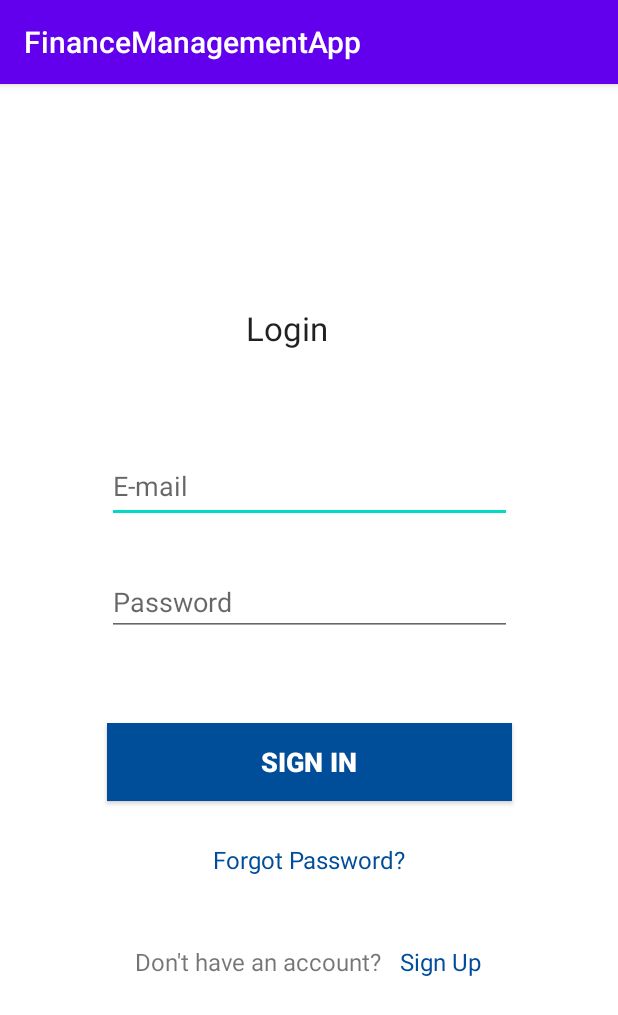
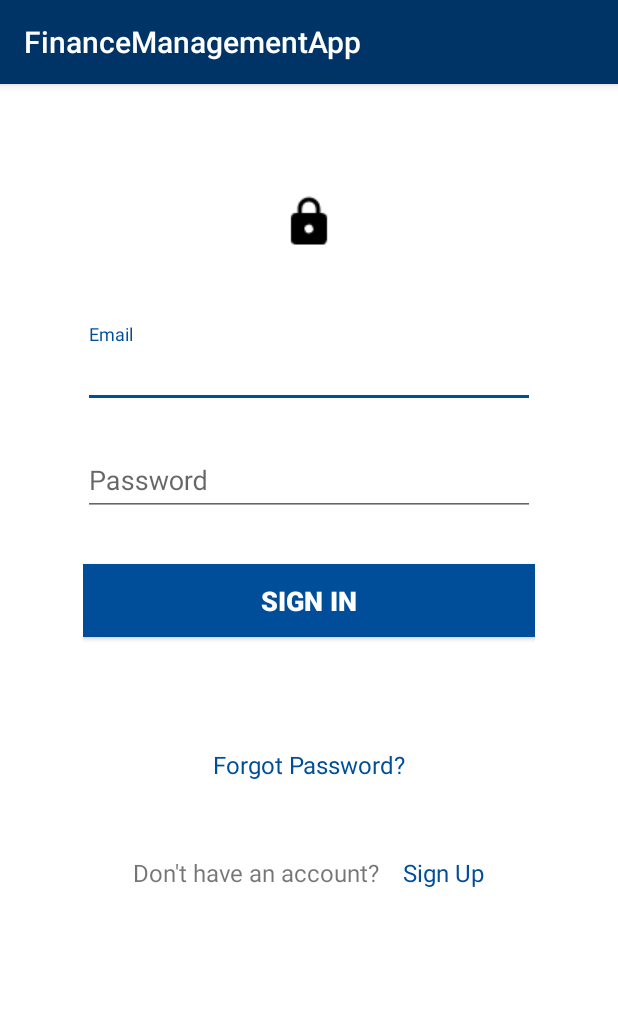
Before and after one commit to SLIIT-HCI/finance-app, an Android app: the screen it shows after launch (LoginActivity), on a phone screen of 412 x 824 dp. Shown: the top 1015 px of the screen. Run offline under Robolectric (Android 15) with nearby library versions, the phone set to English and light mode, and no system bars; our stand-ins replace Firebase (no records; nobody signed in at launch, a user with empty details on screens opened directly).

Commit message:
Navigation Drawer errors fixed. Fragments created. Sign In UI Design Updated.

```diff
--- a/app/src/main/AndroidManifest.xml
+++ b/app/src/main/AndroidManifest.xml
@@ -11,7 +11,7 @@
         android:roundIcon="@mipmap/ic_launcher_round"
         android:supportsRtl="true"
         android:theme="@style/AppTheme">
-        <activity android:name=".MainDashboard" />
+        <activity android:name=".MainDashboard" android:theme="@style/AppTheme.NoActionBar" />
         <activity android:name=".ForgotPasswordActivity" />
         <activity android:name=".RegistrationActivity" />
         <activity android:name=".LoginActivity">
--- a/app/src/main/java/com/example/financemanagementapp/LoginActivity.java
+++ b/app/src/main/java/com/example/financemanagementapp/LoginActivity.java
@@ -109,7 +109,7 @@ public class LoginActivity extends AppCompatActivity {
         //displaying a progress dialog
 
         else {
-            progressDialog.setMessage("Please Wait...");
+            progressDialog.setMessage("Authenticating...");
             progressDialog.show();
 
             //logging in the user
--- a/app/src/main/res/layout/activity_login.xml
+++ b/app/src/main/res/layout/activity_login.xml
@@ -8,93 +8,97 @@
     android:background="@color/white"
     tools:context=".LoginActivity">
 
-    <TextView
-        android:id="@+id/textView"
+    <LinearLayout
+        android:orientation="vertical"
+        android:layout_width="match_parent"
+        android:layout_height="wrap_content"
+        android:paddingTop="56dp"
+        android:paddingLeft="55dp"
+        android:paddingRight="55dp">
+
+        <ImageView android:src="@drawable/icon_lock"
             android:layout_width="wrap_content"
+            android:layout_height="72dp"
+            android:layout_marginBottom="24dp"
+            android:layout_gravity="center_horizontal" />
+
+        <!-- Email Label -->
+        <com.google.android.material.textfield.TextInputLayout
+            android:layout_width="match_parent"
             android:layout_height="wrap_content"
-        android:layout_gravity="center_horizontal"
-        android:layout_marginStart="164dp"
-        android:layout_marginTop="148dp"
-        android:text="@string/login"
-        android:textAppearance="?android:attr/textAppearanceLarge"
-        app:layout_constraintStart_toStartOf="parent"
-        app:layout_constraintTop_toTopOf="parent" />
+            android:layout_marginTop="8dp"
+            android:layout_marginBottom="8dp">
+            <EditText android:id="@+id/loginEmail"
+                android:layout_width="match_parent"
+                android:layout_height="wrap_content"
+                android:inputType="textEmailAddress"
+                android:hint="Email" />
+        </com.google.android.material.textfield.TextInputLayout>
 
-    <EditText
-        android:id="@+id/loginEmail"
-        android:layout_width="270dp"
-        android:layout_height="49dp"
-        android:layout_marginTop="66dp"
-        android:hint="@string/email"
-        android:inputType="textEmailAddress"
-        app:layout_constraintEnd_toEndOf="parent"
-        app:layout_constraintHorizontal_bias="0.5"
-        app:layout_constraintStart_toStartOf="parent"
-        app:layout_constraintTop_toBottomOf="@+id/textView" />
+        <!-- Password Label -->
+        <com.google.android.material.textfield.TextInputLayout
+            android:layout_width="match_parent"
+            android:layout_height="wrap_content"
+            android:layout_marginTop="8dp"
+            android:layout_marginBottom="8dp">
+            <EditText android:id="@+id/loginPwd"
+                android:layout_width="match_parent"
+                android:layout_height="wrap_content"
+                android:inputType="textPassword"
+                android:hint="Password"/>
+        </com.google.android.material.textfield.TextInputLayout>
 
-    <EditText
-        android:id="@+id/loginPwd"
-        android:layout_width="270dp"
+        <androidx.appcompat.widget.AppCompatButton
+            android:id="@+id/buttonSignin"
+            android:layout_width="fill_parent"
             android:layout_height="wrap_content"
-        android:layout_marginTop="30dp"
-        android:hint="@string/pwd"
-        android:inputType="textPassword"
-        app:layout_constraintEnd_toEndOf="parent"
-        app:layout_constraintHorizontal_bias="0.5"
-        app:layout_constraintStart_toStartOf="parent"
-        app:layout_constraintTop_toBottomOf="@+id/loginEmail" />
-
-    <Button
-        android:id="@+id/buttonSignin"
-        android:layout_width="270dp"
-        android:layout_height="52dp"
-        android:layout_marginTop="58dp"
+            android:layout_marginTop="24dp"
+            android:layout_marginBottom="24dp"
+            android:padding="12dp"
             android:background="@color/blue4"
             android:text="@string/signIn"
             android:textColor="@android:color/white"
             android:textSize="18sp"
             android:textStyle="bold"
-        app:layout_constraintEnd_toEndOf="parent"
-        app:layout_constraintHorizontal_bias="0.5"
-        app:layout_constraintStart_toStartOf="parent"
-        app:layout_constraintTop_toBottomOf="@+id/loginPwd" />
+            android:elevation="5dp" />
 
         <TextView
             android:id="@+id/loginForgotPwdBtn"
-        android:layout_width="wrap_content"
+            android:layout_width="fill_parent"
             android:layout_height="wrap_content"
-        android:layout_marginTop="28dp"
+            android:layout_marginTop="50dp"
+            android:gravity="center"
             android:text="@string/forgotPwd"
             android:textColor="@color/blue4"
             android:textSize="16sp"
-        app:layout_constraintEnd_toEndOf="parent"
-        app:layout_constraintStart_toStartOf="parent"
-        app:layout_constraintTop_toBottomOf="@+id/buttonSignin" />
+            />
 
+        <LinearLayout
+            android:layout_width="match_parent"
+            android:layout_height="match_parent"
+            android:orientation="horizontal"
+            android:layout_marginTop="50dp"
+            android:gravity="center"
+            >
             <TextView
                 android:id="@+id/textViewSignUp"
                 android:layout_width="wrap_content"
                 android:layout_height="wrap_content"
-        android:layout_marginStart="90dp"
-        android:layout_marginTop="46dp"
                 android:text="@string/noAccnt"
                 android:textAlignment="center"
-        android:textSize="16sp"
-        app:layout_constraintStart_toStartOf="parent"
-        app:layout_constraintTop_toBottomOf="@+id/loginForgotPwdBtn" />
+                android:textSize="16sp" />
 
             <TextView
                 android:id="@+id/loginSignUpBtn"
                 android:layout_width="wrap_content"
                 android:layout_height="wrap_content"
-        android:layout_marginStart="10dp"
-        android:layout_marginTop="46dp"
-        android:layout_marginEnd="90dp"
+                android:layout_marginStart="15dp"
                 android:text="@string/signUp"
                 android:textColor="@color/blue4"
-        android:textSize="16sp"
-        app:layout_constraintEnd_toEndOf="parent"
-        app:layout_constraintStart_toEndOf="@+id/textViewSignUp"
-        app:layout_constraintTop_toBottomOf="@+id/loginForgotPwdBtn" />
+                android:textSize="16sp" />
+
+        </LinearLayout>
+
+    </LinearLayout>
 
 </androidx.constraintlayout.widget.ConstraintLayout>
--- a/app/src/main/res/layout/activity_navigation_drawer.xml
+++ b/app/src/main/res/layout/activity_navigation_drawer.xml
@@ -15,6 +15,7 @@
         android:background="@color/white"
         app:itemTextColor="@color/darkgray"
         app:itemIconTint="@color/darkgray"
+        android:fitsSystemWindows="true"
         app:menu="@menu/drawermenu"
         android:layout_gravity="start">
 
--- a/app/src/main/res/values/colors.xml
+++ b/app/src/main/res/values/colors.xml
@@ -1,8 +1,8 @@
 <?xml version="1.0" encoding="utf-8"?>
 <resources>
-    <color name="colorPrimary">#6200EE</color>
-    <color name="colorPrimaryDark">#3700B3</color>
-    <color name="colorAccent">#03DAC5</color>
+    <color name="colorPrimary">#003366</color>
+    <color name="colorPrimaryDark">#00264d</color>
+    <color name="colorAccent">#0059b3</color>
     <color name="blue4">#004D99</color>
     <color name="white">#FFFFFF</color>
     <color name="darkgray">#6c6c6c</color>
--- /dev/null
+++ b/app/src/main/res/values/dimens.xml
@@ -0,0 +1,4 @@
+<?xml version="1.0" encoding="utf-8"?>
+<resources>
+    <dimen name="nav_header_height">176dp</dimen>
+</resources>
--- a/app/src/main/res/values/styles.xml
+++ b/app/src/main/res/values/styles.xml
@@ -4,7 +4,7 @@
         <!-- Customize your theme here. -->
         <item name="colorPrimary">@color/colorPrimary</item>
         <item name="colorPrimaryDark">@color/colorPrimaryDark</item>
-        <item name="colorAccent">@color/colorAccent</item>
+        <item name="colorAccent">@color/blue4</item>
     </style>
 
     <style name="AppTheme.NoActionBar">
@@ -16,4 +16,10 @@
 
     <style name="AppTheme.PopupOverlay" parent="ThemeOverlay.AppCompat.Light" />
 
+    <!-- Toolbar theme. -->
+    <style name="ToolBarStyle" parent="AppTheme">
+        <item name="android:textColorPrimary">@android:color/white</item>
+        <item name="colorControlNormal">@android:color/white</item>
+    </style>
+
 </resources>
```
Also changed, not shown: app/src/main/java/com/example/financemanagementapp/CategoriesFragment.java (added, +20 -0 lines), app/src/main/java/com/example/financemanagementapp/MainDashboard.java (+165 -7 lines), app/src/main/java/com/example/financemanagementapp/PayablesAndReceivablesFragment.java (added, +20 -0 lines), app/src/main/java/com/example/financemanagementapp/SMSIntegrationFragment.java (added, +20 -0 lines), app/src/main/res/drawable/shadow.xml (added, +8 -0 lines), app/src/main/res/layout/activity_main_dashboard.xml (+37 -29 lines), app/src/main/res/layout/fragment_categories.xml (added, +22 -0 lines), app/src/main/res/layout/fragment_payables_and_receivables.xml (added, +22 -0 lines), app/src/main/res/layout/fragment_sms_integration.xml (added, +22 -0 lines), app/src/main/res/menu/drawermenu.xml (+21 -2 lines). Lines whose indentation alone changed are shown as unchanged.
